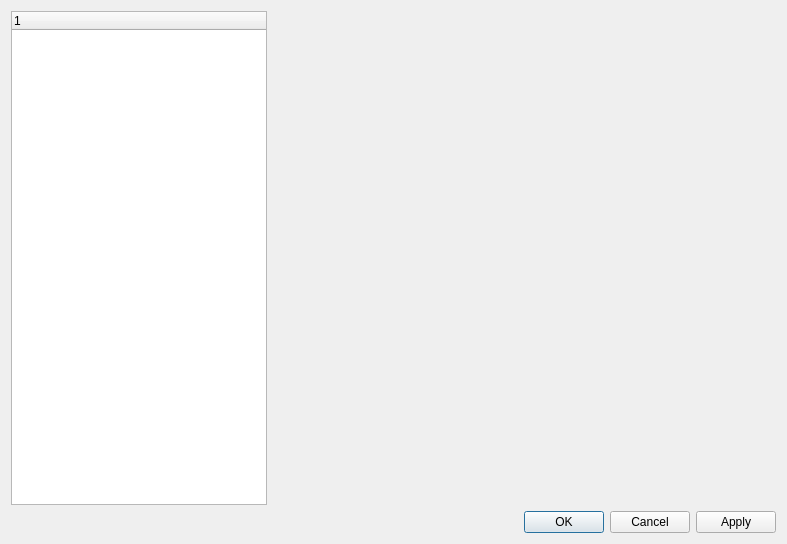
flysnow010/flyscp, file dialog/optionsdialog.ui: the form before one commit.
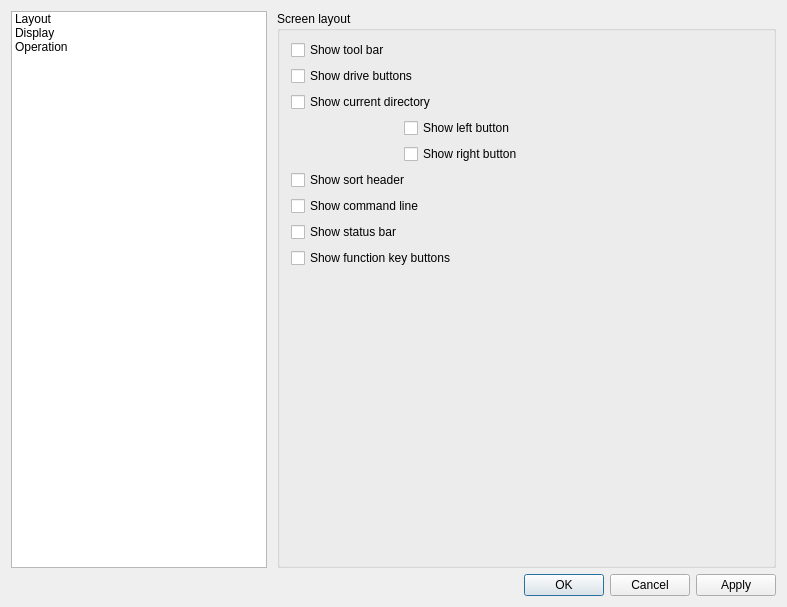
The form after the commit.

The edit to the form file:
```diff
--- a/dialog/optionsdialog.ui
+++ b/dialog/optionsdialog.ui
@@ -7,7 +7,7 @@
     <x>0</x>
     <y>0</y>
     <width>787</width>
-    <height>544</height>
+    <height>607</height>
    </rect>
   </property>
   <property name="windowTitle">
@@ -17,15 +17,192 @@
    <item>
     <layout class="QHBoxLayout" name="horizontalLayout_2" stretch="0,1">
      <item>
-      <widget class="QTreeWidget" name="treeWidget"/>
+      <widget class="QTreeWidget" name="treeWidget">
+       <property name="rootIsDecorated">
+        <bool>false</bool>
+       </property>
+       <property name="uniformRowHeights">
+        <bool>true</bool>
+       </property>
+       <attribute name="headerVisible">
+        <bool>false</bool>
+       </attribute>
+       <column>
+        <property name="text">
+         <string>Options</string>
+        </property>
+       </column>
+       <item>
+        <property name="text">
+         <string>Layout</string>
+        </property>
+       </item>
+       <item>
+        <property name="text">
+         <string>Display</string>
+        </property>
+        <item>
+         <property name="text">
+          <string>Icons</string>
+         </property>
+        </item>
+        <item>
+         <property name="text">
+          <string>Font</string>
+         </property>
+        </item>
+        <item>
+         <property name="text">
+          <string>Color</string>
+         </property>
+        </item>
+        <item>
+         <property name="text">
+          <string>Language</string>
+         </property>
+        </item>
+       </item>
+       <item>
+        <property name="text">
+         <string>Operation</string>
+        </property>
+       </item>
+      </widget>
      </item>
      <item>
       <widget class="QStackedWidget" name="stackedWidget">
        <property name="currentIndex">
-        <number>1</number>
+        <number>0</number>
        </property>
-       <widget class="QWidget" name="page"/>
-       <widget class="QWidget" name="page_2"/>
+       <widget class="QWidget" name="layoutPage">
+        <layout class="QVBoxLayout" name="verticalLayout_2">
+         <property name="leftMargin">
+          <number>4</number>
+         </property>
+         <property name="topMargin">
+          <number>0</number>
+         </property>
+         <property name="rightMargin">
+          <number>0</number>
+         </property>
+         <property name="bottomMargin">
+          <number>0</number>
+         </property>
+         <item>
+          <widget class="QGroupBox" name="groupBox">
+           <property name="title">
+            <string>Screen layout</string>
+           </property>
+           <property name="checkable">
+            <bool>false</bool>
+           </property>
+           <property name="checked">
+            <bool>false</bool>
+           </property>
+           <layout class="QGridLayout" name="gridLayout">
+            <property name="leftMargin">
+             <number>11</number>
+            </property>
+            <item row="0" column="0" colspan="2">
+             <widget class="QCheckBox" name="checkBox_5">
+              <property name="text">
+               <string>Show tool bar</string>
+              </property>
+             </widget>
+            </item>
+            <item row="1" column="0" colspan="2">
+             <widget class="QCheckBox" name="checkBox_4">
+              <property name="text">
+               <string>Show drive buttons</string>
+              </property>
+             </widget>
+            </item>
+            <item row="2" column="0" colspan="2">
+             <widget class="QCheckBox" name="checkBox_3">
+              <property name="text">
+               <string>Show current directory</string>
+              </property>
+             </widget>
+            </item>
+            <item row="3" column="0">
+             <spacer name="horizontalSpacer_2">
+              <property name="orientation">
+               <enum>Qt::Horizontal</enum>
+              </property>
+              <property name="sizeType">
+               <enum>QSizePolicy::Fixed</enum>
+              </property>
+              <property name="sizeHint" stdset="0">
+               <size>
+                <width>20</width>
+                <height>20</height>
+               </size>
+              </property>
+             </spacer>
+            </item>
+            <item row="3" column="1">
+             <widget class="QCheckBox" name="checkBox_8">
+              <property name="text">
+               <string>Show left button</string>
+              </property>
+             </widget>
+            </item>
+            <item row="4" column="1">
+             <widget class="QCheckBox" name="checkBox_9">
+              <property name="text">
+               <string>Show right button</string>
+              </property>
+             </widget>
+            </item>
+            <item row="5" column="0" colspan="2">
+             <widget class="QCheckBox" name="checkBox_6">
+              <property name="text">
+               <string>Show sort header</string>
+              </property>
+             </widget>
+            </item>
+            <item row="6" column="0" colspan="2">
+             <widget class="QCheckBox" name="checkBox_7">
+              <property name="text">
+               <string>Show command line</string>
+              </property>
+             </widget>
+            </item>
+            <item row="7" column="0" colspan="2">
+             <widget class="QCheckBox" name="checkBox_2">
+              <property name="text">
+               <string>Show status bar</string>
+              </property>
+             </widget>
+            </item>
+            <item row="8" column="0" colspan="3">
+             <widget class="QCheckBox" name="checkBox">
+              <property name="text">
+               <string>Show function key buttons</string>
+              </property>
+             </widget>
+            </item>
+            <item row="9" column="2">
+             <spacer name="verticalSpacer">
+              <property name="orientation">
+               <enum>Qt::Vertical</enum>
+              </property>
+              <property name="sizeHint" stdset="0">
+               <size>
+                <width>235</width>
+                <height>225</height>
+               </size>
+              </property>
+             </spacer>
+            </item>
+           </layout>
+          </widget>
+         </item>
+        </layout>
+       </widget>
+       <widget class="QWidget" name="displayPage"/>
+       <widget class="QWidget" name="iconsPage"/>
+       <widget class="QWidget" name="fontPage"/>
       </widget>
      </item>
     </layout>
```
